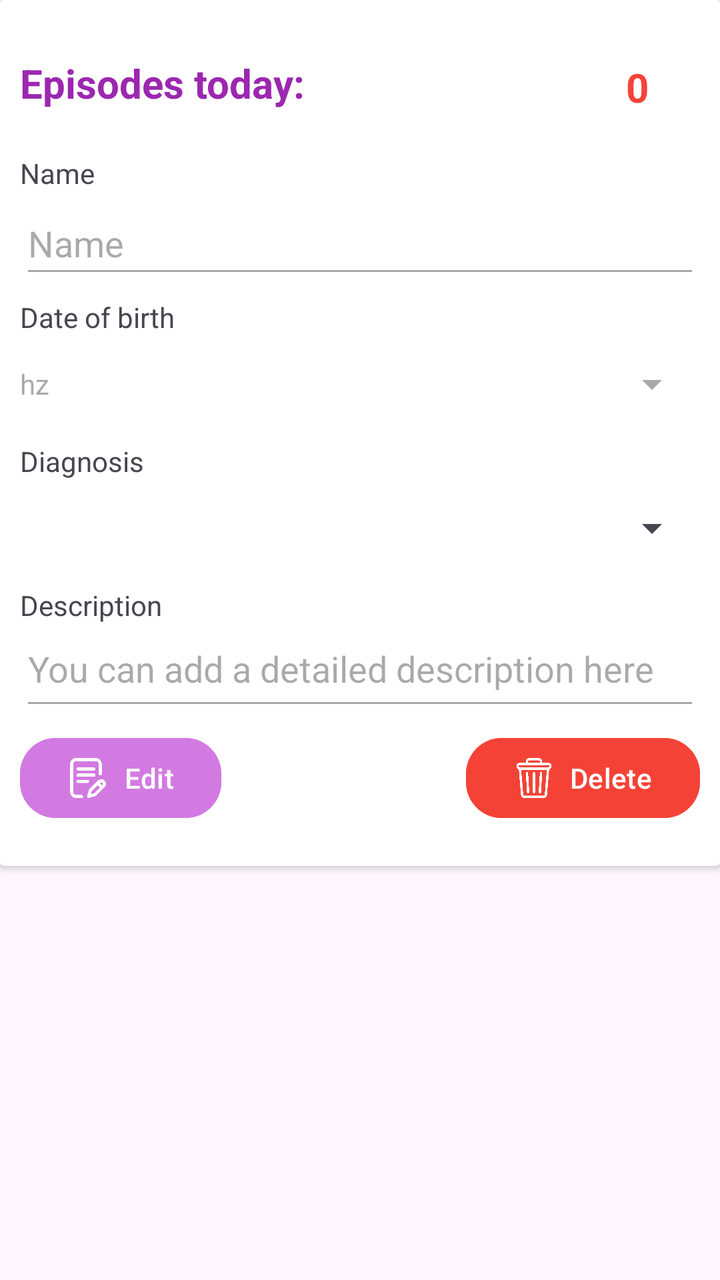
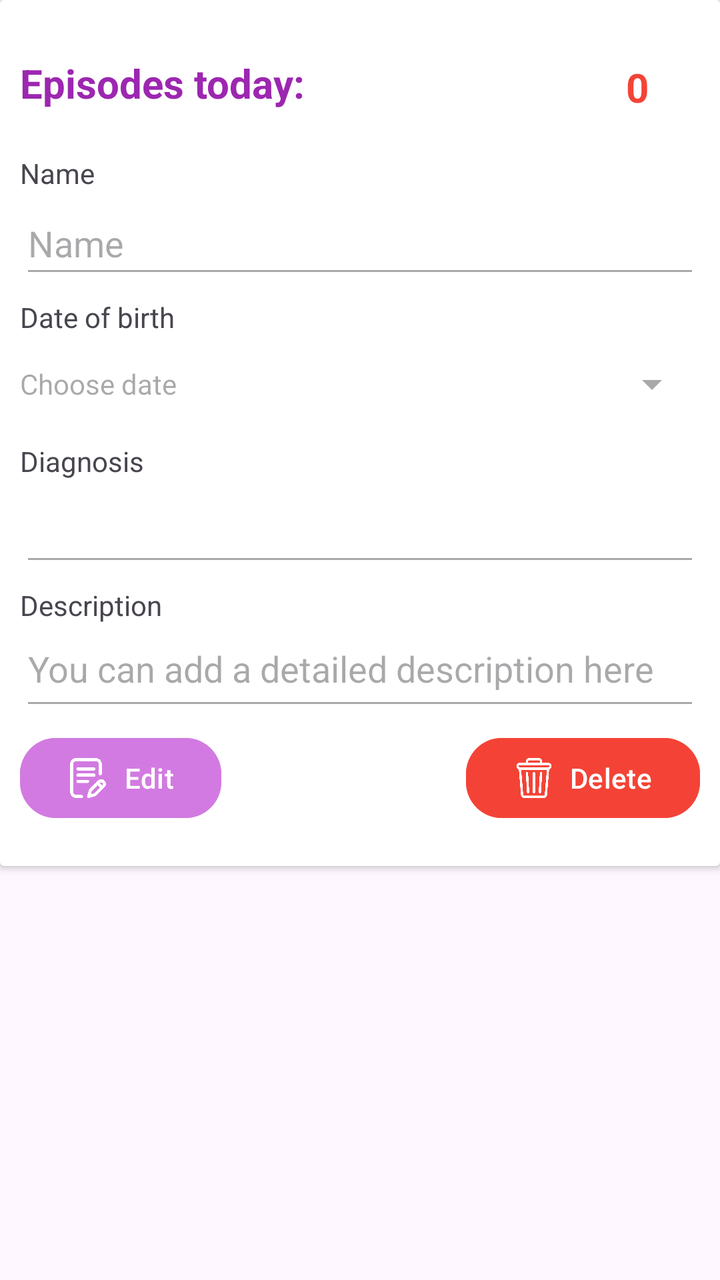

The first picture is an Android layout as it rendered before a commit; the second is the same layout after the commit. The layout source and the unified diff follow.
<!-- AndroidManifest.xml: application theme Theme.AppFond -->
<!-- res/layout/diag_list_item.xml -->
<?xml version="1.0" encoding="utf-8"?>
<androidx.constraintlayout.widget.ConstraintLayout xmlns:android="http://schemas.android.com/apk/res/android"
    xmlns:app="http://schemas.android.com/apk/res-auto"
    xmlns:tools="http://schemas.android.com/tools"
    android:layout_width="match_parent"
    android:layout_height="wrap_content">

    <androidx.cardview.widget.CardView
        android:layout_width="0dp"
        android:layout_height="wrap_content"
        app:layout_constraintEnd_toEndOf="parent"
        app:layout_constraintStart_toStartOf="parent"
        app:layout_constraintTop_toTopOf="parent">

        <androidx.constraintlayout.widget.ConstraintLayout
            android:layout_width="match_parent"
            android:layout_height="wrap_content">

            <TextView
                android:id="@+id/textView3"
                android:layout_width="310dp"
                android:layout_height="29dp"
                android:layout_marginStart="10dp"
                android:layout_marginTop="28dp"
                android:layout_marginEnd="24dp"
                android:singleLine="false"
                android:text="@string/res_fix_btn_text"
                android:textAllCaps="false"
                android:textColor="#9C27B0"
                android:textSize="20sp"
                android:textStyle="bold"
                app:layout_constraintEnd_toStartOf="@+id/labelCountEpi"
                app:layout_constraintHorizontal_bias="0.0"
                app:layout_constraintStart_toStartOf="parent"
                app:layout_constraintTop_toTopOf="parent" />

            <TextView
                android:id="@+id/labelCountEpi"
                android:layout_width="17dp"
                android:layout_height="28dp"
                android:layout_marginTop="30dp"
                android:layout_marginEnd="30dp"
                android:text="@string/cnt_txt_epi"
                android:textColor="@color/red"
                android:textSize="20sp"
                android:textStyle="bold"
                app:layout_constraintEnd_toEndOf="parent"
                app:layout_constraintTop_toTopOf="parent" />

            <TextView
                android:id="@+id/textView5"
                android:layout_width="54dp"
                android:layout_height="19dp"
                android:layout_marginStart="10dp"
                android:layout_marginTop="20dp"
                android:text="@string/textName"
                app:layout_constraintStart_toStartOf="parent"
                app:layout_constraintTop_toBottomOf="@+id/textView3" />

            <TextView
                android:id="@+id/textView7"
                android:layout_width="wrap_content"
                android:layout_height="wrap_content"
                android:layout_marginStart="10dp"
                android:layout_marginTop="5dp"
                android:text="@string/textBirthday"
                app:layout_constraintStart_toStartOf="parent"
                app:layout_constraintTop_toBottomOf="@+id/fieldCardPersonName" />

            <EditText
                android:id="@+id/fieldCardPersonName"
                android:layout_width="0dp"
                android:layout_height="wrap_content"
                android:layout_marginStart="10dp"
                android:layout_marginEnd="10dp"
                android:autofillHints=""
                android:editable="false"
                android:ems="10"
                android:enabled="false"
                android:inputType="textPersonName"
                android:minHeight="48dp"
                android:text="@string/card_res_name_stat"
                app:layout_constraintEnd_toEndOf="parent"
                app:layout_constraintStart_toStartOf="parent"
                app:layout_constraintTop_toBottomOf="@+id/textView5" />

            <TextView
                android:id="@+id/textView9"
                android:layout_width="wrap_content"
                android:layout_height="wrap_content"
                android:layout_marginStart="10dp"
                android:layout_marginTop="5dp"
                android:text="@string/diag_text_field_stat"
                app:layout_constraintStart_toStartOf="parent"
                app:layout_constraintTop_toBottomOf="@+id/fieldCardBirthday" />


            <EditText
                android:id="@+id/fieldCardBirthday"
                style="@style/Widget.AppCompat.Spinner"
                android:layout_width="0dp"
                android:layout_height="wrap_content"
                android:layout_marginStart="10dp"
                android:layout_marginEnd="10dp"
                android:autofillHints=""
                android:editable="false"
                android:ems="10"
                android:enabled="false"
                android:hint="@string/res_some_unknown_field"
                android:minHeight="48dp"
                app:layout_constraintEnd_toEndOf="parent"
                app:layout_constraintStart_toStartOf="parent"
                app:layout_constraintTop_toBottomOf="@+id/textView7"
                tools:ignore="SpeakableTextPresentCheck" />


            <TextView
                android:id="@+id/textView10"
                android:layout_width="wrap_content"
                android:layout_height="wrap_content"
                android:layout_marginStart="10dp"
                android:layout_marginTop="5dp"
                android:text="@string/desc_card_val"
                app:layout_constraintStart_toStartOf="parent"
                app:layout_constraintTop_toBottomOf="@+id/fieldCardDiag" />

            <Spinner
                android:id="@+id/fieldCardDiag"
                android:layout_width="0dp"
                android:layout_height="wrap_content"
                android:layout_marginStart="10dp"
                android:layout_marginEnd="10dp"
                android:autofillHints=""
                android:contentDescription="@string/res_card_val_diag"
                android:editable="false"
                android:ems="10"
                android:enabled="false"
                android:minHeight="48dp"
                app:layout_constraintEnd_toEndOf="parent"
                app:layout_constraintHorizontal_bias="0.042"
                app:layout_constraintStart_toStartOf="parent"
                app:layout_constraintTop_toBottomOf="@+id/textView9" />

            <EditText
                android:id="@+id/fieldCardDesc"
                android:layout_width="0dp"
                android:layout_height="wrap_content"
                android:layout_marginStart="10dp"
                android:layout_marginEnd="10dp"
                android:autofillHints=""
                android:editable="false"
                android:ems="10"
                android:enabled="false"
                android:gravity="start|top"
                android:hint="@string/res_desc_card"
                android:inputType="textMultiLine"
                android:minHeight="48dp"
                app:layout_constraintEnd_toEndOf="parent"
                app:layout_constraintStart_toStartOf="parent"
                app:layout_constraintTop_toBottomOf="@+id/textView10" />

            <Button
                android:id="@+id/buttonEditCard"
                android:layout_width="wrap_content"
                android:layout_height="wrap_content"
                android:layout_marginStart="10dp"
                android:layout_marginTop="5dp"
                android:layout_marginBottom="20dp"
                android:backgroundTint="@color/fiol_bleed"
                android:text="@string/textEdit"
                app:cornerRadius="18dp"
                app:icon="@drawable/writing"
                app:iconSize="20dp"
                app:layout_constraintBottom_toBottomOf="parent"
                app:layout_constraintStart_toStartOf="parent"
                app:layout_constraintTop_toBottomOf="@+id/fieldCardDesc" />

            <Button
                android:id="@+id/buttonDelCard"
                android:layout_width="wrap_content"
                android:layout_height="wrap_content"
                android:layout_marginTop="5dp"
                android:layout_marginEnd="10dp"
                android:layout_marginBottom="20dp"
                android:backgroundTint="@color/red"
                android:text="@string/textDelete"
                app:cornerRadius="18dp"
                app:icon="@drawable/bin"
                app:iconSize="20dp"
                app:layout_constraintBottom_toBottomOf="parent"
                app:layout_constraintEnd_toEndOf="parent"
                app:layout_constraintTop_toBottomOf="@+id/fieldCardDesc" />

            <TextView
                android:id="@+id/fieldIdCard"
                android:layout_width="wrap_content"
                android:layout_height="wrap_content"
                android:layout_marginStart="100dp"
                android:layout_marginTop="5dp"
                android:text="0"
                android:visibility="invisible"
                app:layout_constraintStart_toStartOf="parent"
                app:layout_constraintTop_toTopOf="parent" />

            <TextView
                android:id="@+id/textDiagTmp"
                android:layout_width="wrap_content"
                android:layout_height="wrap_content"
                android:layout_marginEnd="2dp"
                android:layout_marginBottom="5dp"
                android:text="TextView"
                android:visibility="invisible"
                app:layout_constraintBottom_toBottomOf="parent"
                app:layout_constraintEnd_toStartOf="@+id/buttonDelCard"
                app:layout_constraintStart_toEndOf="@+id/buttonEditCard" />

        </androidx.constraintlayout.widget.ConstraintLayout>
    </androidx.cardview.widget.CardView>

</androidx.constraintlayout.widget.ConstraintLayout>
<!-- resources referenced by this layout -->
<resources>
  <color name="fiol_bleed">#D27AE1</color>
  <color name="red">#F44336</color>
  <!-- drawable bin: png bitmap (drawable, 12570 bytes) -->
  <!-- drawable writing: png bitmap (drawable, 13498 bytes) -->
  <string name="card_res_name_stat">Name</string>
  <string name="cnt_txt_epi">0</string>
  <string name="desc_card_val">Description</string>
  <string name="diag_text_field_stat">Diagnosis</string>
  <string name="res_card_val_diag">diag</string>
  <string name="res_desc_card">You can add a detailed description here</string>
  <string name="res_fix_btn_text">Episodes today:</string>
  <string name="res_some_unknown_field">hz</string>
  <string name="textBirthday">Date of birth</string>
  <string name="textDelete">Delete</string>
  <string name="textEdit">Edit</string>
  <string name="textName">Name</string>
  <style name="Theme.AppFond" parent="Theme.MaterialComponents.DayNight.NoActionBar">
          
          <item name="colorPrimary">@color/fiol</item>
          <item name="colorPrimaryVariant">@color/fiol</item>
          <item name="colorOnPrimary">@color/white</item>
          
          <item name="colorSecondary">@color/purple_400</item>
          <item name="colorSecondaryVariant">@color/purple_800</item>
          <item name="colorOnSecondary">@color/black</item>
          
          <item name="android:statusBarColor">?attr/colorPrimaryVariant</item>
          
      </style>
  <color name="fiol">#9C27B0</color>
  <color name="white">#FFFFFFFF</color>
  <color name="black">#FF000000</color>
</resources>

<!-- the commit's change to res/layout/diag_list_item.xml (unified diff, before → after) -->
@@ -106,7 +106,7 @@
                 android:editable="false"
                 android:ems="10"
                 android:enabled="false"
-                android:hint="@string/res_some_unknown_field"
+                android:hint="@string/textChooseDateField"
                 android:minHeight="48dp"
                 app:layout_constraintEnd_toEndOf="parent"
                 app:layout_constraintStart_toStartOf="parent"
@@ -124,7 +124,7 @@
                 app:layout_constraintStart_toStartOf="parent"
                 app:layout_constraintTop_toBottomOf="@+id/fieldCardDiag" />
 
-            <Spinner
+            <EditText
                 android:id="@+id/fieldCardDiag"
                 android:layout_width="0dp"
                 android:layout_height="wrap_content"
@@ -132,7 +132,7 @@
                 android:layout_marginEnd="10dp"
                 android:autofillHints=""
                 android:contentDescription="@string/res_card_val_diag"
-                android:editable="false"
+                android:editable="true"
                 android:ems="10"
                 android:enabled="false"
                 android:minHeight="48dp"
<!-- resource entries referenced after the edit -->
@@ -11,8 +11,8 @@
   <string name="res_card_val_diag">diag</string>
   <string name="res_desc_card">You can add a detailed description here</string>
   <string name="res_fix_btn_text">Episodes today:</string>
-  <string name="res_some_unknown_field">hz</string>
   <string name="textBirthday">Date of birth</string>
+  <string name="textChooseDateField">Choose date</string>
   <string name="textDelete">Delete</string>
   <string name="textEdit">Edit</string>
   <string name="textName">Name</string>
